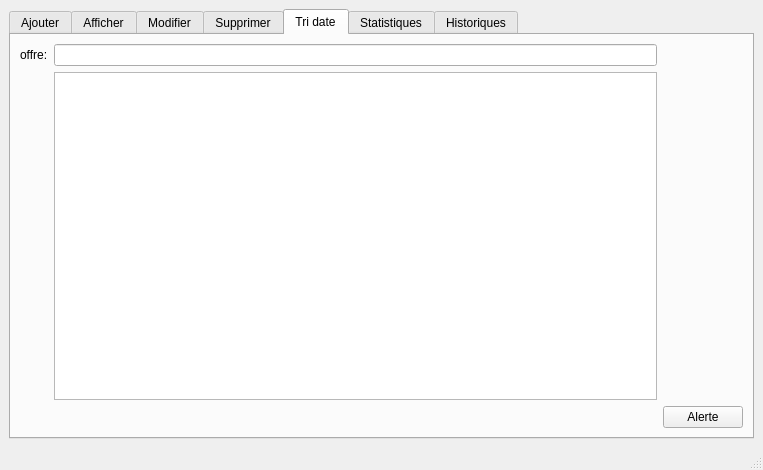
Old version of the form mainwindow.ui in the repository Medazizboughanmi31/Smart_recruiting_help_center_2A22.
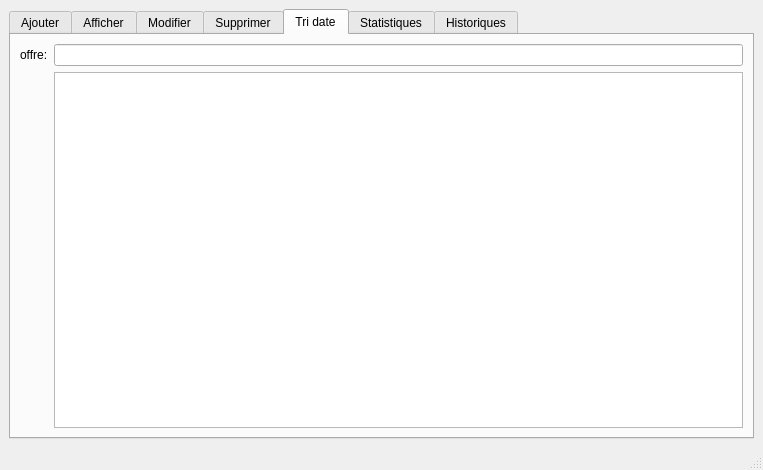
New version of the form. The open tabs and pages were chosen to show the change.

The edit to the form file:
```diff
--- a/mainwindow.ui
+++ b/mainwindow.ui
@@ -292,6 +292,13 @@
        <layout class="QVBoxLayout" name="verticalLayout_3">
         <item>
          <layout class="QGridLayout" name="gridLayout_6">
+          <item row="1" column="1">
+           <layout class="QVBoxLayout" name="verticalLayout_6">
+            <item>
+             <widget class="QTableView" name="ent_tri"/>
+            </item>
+           </layout>
+          </item>
           <item row="0" column="1">
            <widget class="QLineEdit" name="offre_A"/>
           </item>
@@ -302,20 +309,6 @@
             </property>
            </widget>
           </item>
-          <item row="3" column="2">
-           <widget class="QPushButton" name="Alerte">
-            <property name="text">
-             <string>Alerte</string>
-            </property>
-           </widget>
-          </item>
-          <item row="1" column="1">
-           <layout class="QVBoxLayout" name="verticalLayout_6">
-            <item>
-             <widget class="QTableView" name="tri"/>
-            </item>
-           </layout>
-          </item>
          </layout>
         </item>
        </layout>
```
Left out of the diff: 70 changed lines with no effect on the pictures.
